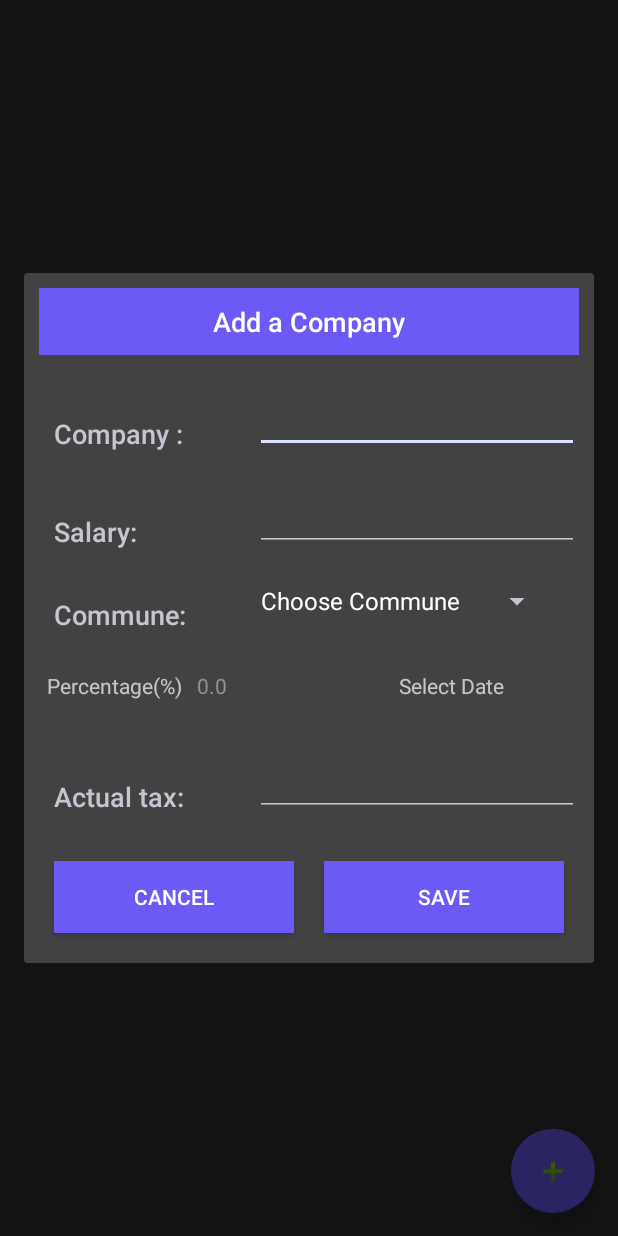
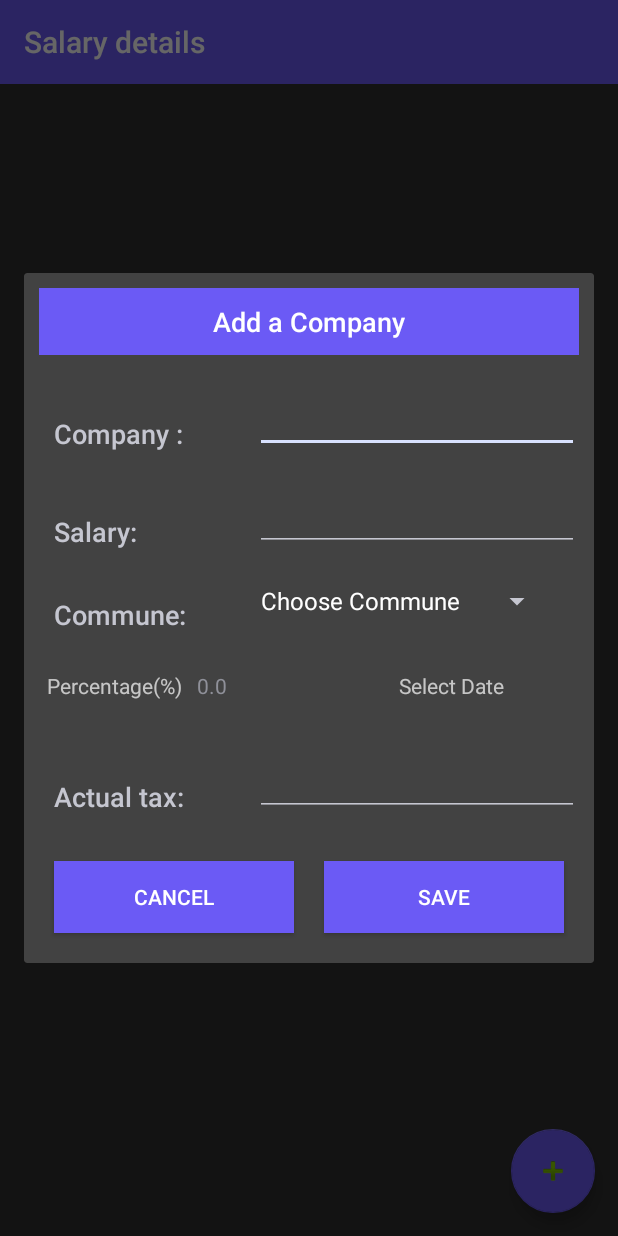
Before and after one commit to procusr/grayMatter, an Android app: the Salary screen opened directly, with no data from a screen before it, after a tap on an icon or button, on a phone screen of 412 x 824 dp. Run offline under Robolectric (Android 15) with nearby library versions, the phone set to English and light mode, and no system bars; our stand-ins replace Firebase (no records; nobody signed in at launch, a user with empty details on screens opened directly); Roboto replaces fonts that are not available here; 1 statement that could not run was skipped.

Commit message:
Added toolbar and visual improvemts

```diff
--- a/app/src/main/java/com/example/mytax/Plus.java
+++ b/app/src/main/java/com/example/mytax/Plus.java
@@ -11,5 +11,6 @@ public class Plus extends AppCompatActivity {
         super.onCreate(savedInstanceState);
         setContentView(R.layout.activity_plus);
 
+
     }
 }
--- a/app/src/main/java/com/example/mytax/Salary.java
+++ b/app/src/main/java/com/example/mytax/Salary.java
@@ -14,6 +14,7 @@ import android.support.v7.app.AppCompatActivity;
 import android.os.Bundle;
 import android.support.v7.widget.LinearLayoutManager;
 import android.support.v7.widget.RecyclerView;
+import android.support.v7.widget.Toolbar;
 import android.support.v7.widget.helper.ItemTouchHelper;
 import android.text.LoginFilter;
 import android.util.Log;
@@ -54,6 +55,7 @@ public class Salary extends DrawerBarActivity {
     private FirebaseRecyclerAdapter adapter;
     private String companyName;
     private String salary;
+    private Toolbar toolbar;
     private String expectedTax;
     private String actualTax;
     private String date;
@@ -69,7 +71,9 @@ public class Salary extends DrawerBarActivity {
         getLayoutInflater().inflate(R.layout.rec_list, contentFrameLayout);
         NavigationView navigationView = (NavigationView) findViewById(R.id.nav_view);
         navigationView.getMenu().getItem(2).setChecked(true);
-       // setContentView(R.layout.rec_list);
+        toolbar=findViewById(R.id.toolbar);
+        setSupportActionBar(toolbar);
+        getSupportActionBar().setTitle("Salary details");
         recyclerView = findViewById(R.id.list);
         mDatabase = FirebaseDatabase.getInstance().getReference().child("mainDb");
         mDatabase.keepSynced(true);
@@ -171,7 +175,6 @@ public class Salary extends DrawerBarActivity {
     }
 
     private void submitRecord() {
-
         AlertDialog.Builder myDialog = new AlertDialog.Builder(this);
         LayoutInflater inflater = LayoutInflater.from(getApplicationContext());
         View myView = inflater.inflate(R.layout.activity_add, null);
--- a/app/src/main/res/layout/rec_list.xml
+++ b/app/src/main/res/layout/rec_list.xml
@@ -7,10 +7,15 @@
     android:layout_height="match_parent"
     tools:context=".Salary">
 
+    <include layout="@layout/toolbar"
+        android:id="@+id/toolbar"/>
+
 
     <android.support.design.widget.CoordinatorLayout
         android:layout_width="match_parent"
         android:layout_height="match_parent">
+
+
 
         <android.support.v7.widget.RecyclerView
             android:layout_width="match_parent"
@@ -29,21 +34,6 @@
             app:backgroundTint="@color/colorPrimary"
             android:src="@android:drawable/ic_input_add"
             />
-        <TextView
-            android:id="@+id/empty_db"
-            android:layout_width="216dp"
-            android:layout_height="49dp"
-            android:layout_marginTop="8dp"
-            android:layout_marginBottom="8dp"
-            android:ems="10"
-            android:layout_gravity="center"
-            android:inputType="textPersonName"
-            app:layout_constraintBottom_toBottomOf="parent"
-            app:layout_constraintEnd_toEndOf="parent"
-            app:layout_constraintHorizontal_bias="0.492"
-            app:layout_constraintStart_toStartOf="parent"
-            app:layout_constraintTop_toTopOf="parent"
-            app:layout_constraintVertical_bias="0.289" />
 
     </android.support.design.widget.CoordinatorLayout>
 
--- a/app/src/main/res/layout/to_be_inflated.xml
+++ b/app/src/main/res/layout/to_be_inflated.xml
@@ -10,13 +10,13 @@
 
     <LinearLayout
         android:layout_width="match_parent"
-        android:layout_height="200dp"
+        android:layout_height="wrap_content"
         android:orientation="vertical">
 
         <LinearLayout
             android:layout_width="match_parent"
             android:layout_height="wrap_content"
-            android:layout_margin="10dp"
+            android:layout_margin="1dp"
             android:backgroundTint="@color/colorPrimary"
             android:gravity="center">
 
@@ -27,6 +27,7 @@
                 android:layout_gravity="left"
                 android:backgroundTint="@color/colorPrimary"
                 android:gravity="center"
+                android:textSize="20dp"
                 android:padding="10dp"
                 android:textAppearance="?android:textAppearanceMedium"
                 android:textColor="@color/common_google_signin_btn_text_dark_focused"
--- /dev/null
+++ b/app/src/main/res/layout/toolbar.xml
@@ -0,0 +1,12 @@
+<?xml version="1.0" encoding="utf-8"?>
+<android.support.v7.widget.Toolbar xmlns:android="http://schemas.android.com/apk/res/android"
+    android:layout_width="match_parent"
+    xmlns:app="http://schemas.android.com/apk/res-auto"
+    android:background="@color/colorPrimary"
+    app:popupTheme="@style/Base.ThemeOverlay.AppCompat.Dark"
+    android:theme="@style/Base.ThemeOverlay.AppCompat.Dark"
+    android:layout_height="wrap_content">
+
+
+
+</android.support.v7.widget.Toolbar>
```
